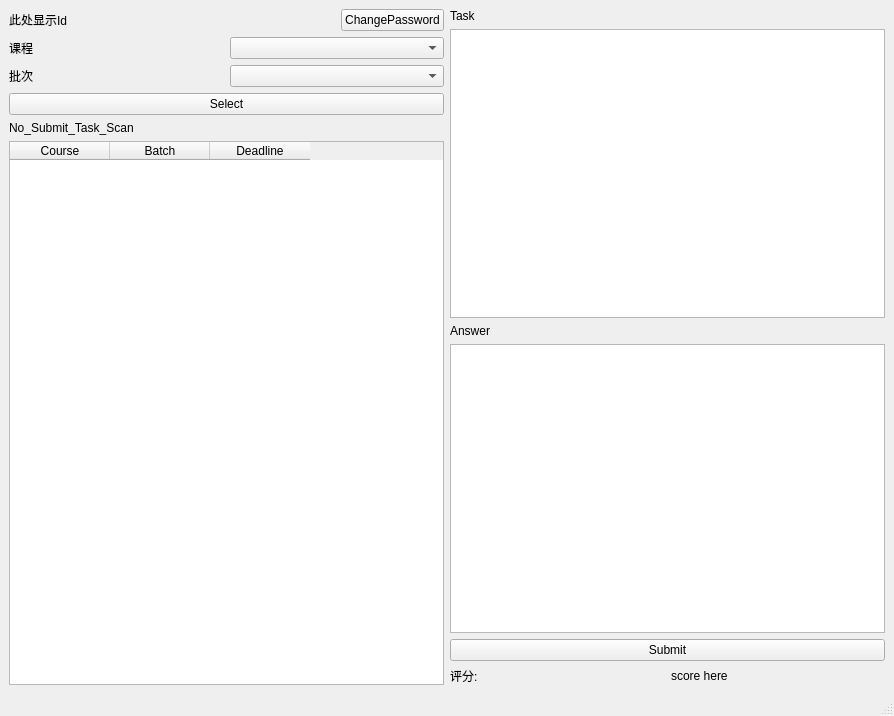
This is studentui.ui in BeanLiu1994/Su6missi0nSys as Qt 5 draws it before an edit. The edited form follows.
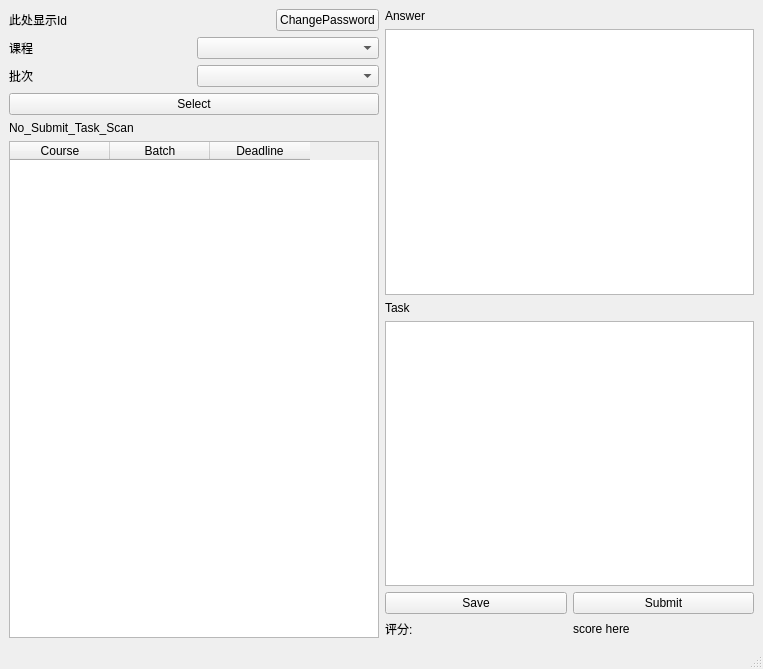
This is the edited form.

```diff
--- a/studentui.ui
+++ b/studentui.ui
@@ -6,8 +6,8 @@
    <rect>
     <x>0</x>
     <y>0</y>
-    <width>894</width>
-    <height>716</height>
+    <width>763</width>
+    <height>669</height>
    </rect>
   </property>
   <property name="sizePolicy">
@@ -20,9 +20,7 @@
    <string>MainWindow</string>
   </property>
   <widget class="QWidget" name="centralwidget">
-   <layout class="QGridLayout" name="gridLayout">
-    <item row="0" column="0">
-     <layout class="QHBoxLayout" name="horizontalLayout_5">
+   <layout class="QHBoxLayout" name="horizontalLayout_6">
       <item>
        <layout class="QVBoxLayout" name="verticalLayout_4">
         <item>
@@ -127,11 +125,13 @@
        </layout>
       </item>
       <item>
+     <layout class="QVBoxLayout" name="verticalLayout_5">
+      <item>
        <layout class="QVBoxLayout" name="verticalLayout_3">
         <item>
-         <widget class="QLabel" name="labelTask">
+         <widget class="QLabel" name="labelAnswer">
           <property name="text">
-           <string>Task</string>
+           <string>Answer</string>
           </property>
          </widget>
         </item>
@@ -143,9 +143,9 @@
          </widget>
         </item>
         <item>
-         <widget class="QLabel" name="labelAnswer">
+         <widget class="QLabel" name="labelTask">
           <property name="text">
-           <string>Answer</string>
+           <string>Task</string>
           </property>
          </widget>
         </item>
@@ -153,12 +153,25 @@
          <widget class="QTextEdit" name="textEditAnswer"/>
         </item>
         <item>
+         <layout class="QHBoxLayout" name="horizontalLayout_5">
+          <item>
+           <widget class="QPushButton" name="pushButtonSave">
+            <property name="text">
+             <string>Save</string>
+            </property>
+           </widget>
+          </item>
+          <item>
          <widget class="QPushButton" name="pushButtonSubmit">
           <property name="text">
            <string>Submit</string>
           </property>
          </widget>
         </item>
+         </layout>
+        </item>
+       </layout>
+      </item>
         <item>
          <layout class="QHBoxLayout" name="horizontalLayout_4">
           <item>
@@ -180,8 +193,6 @@
        </layout>
       </item>
      </layout>
-    </item>
-   </layout>
    <zorder></zorder>
   </widget>
   <widget class="QMenuBar" name="menubar">
```
Left out of the diff: 3 changed lines with no effect on the pictures. Lines whose indentation alone changed are shown as unchanged.
